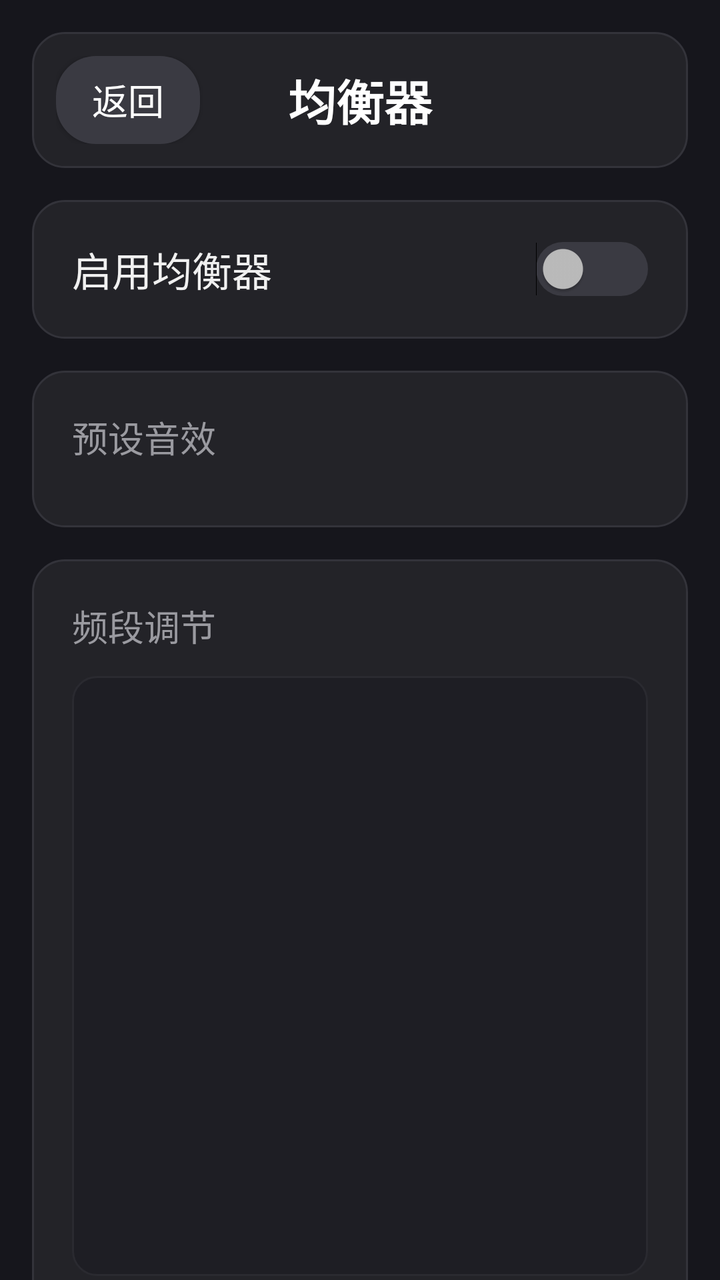
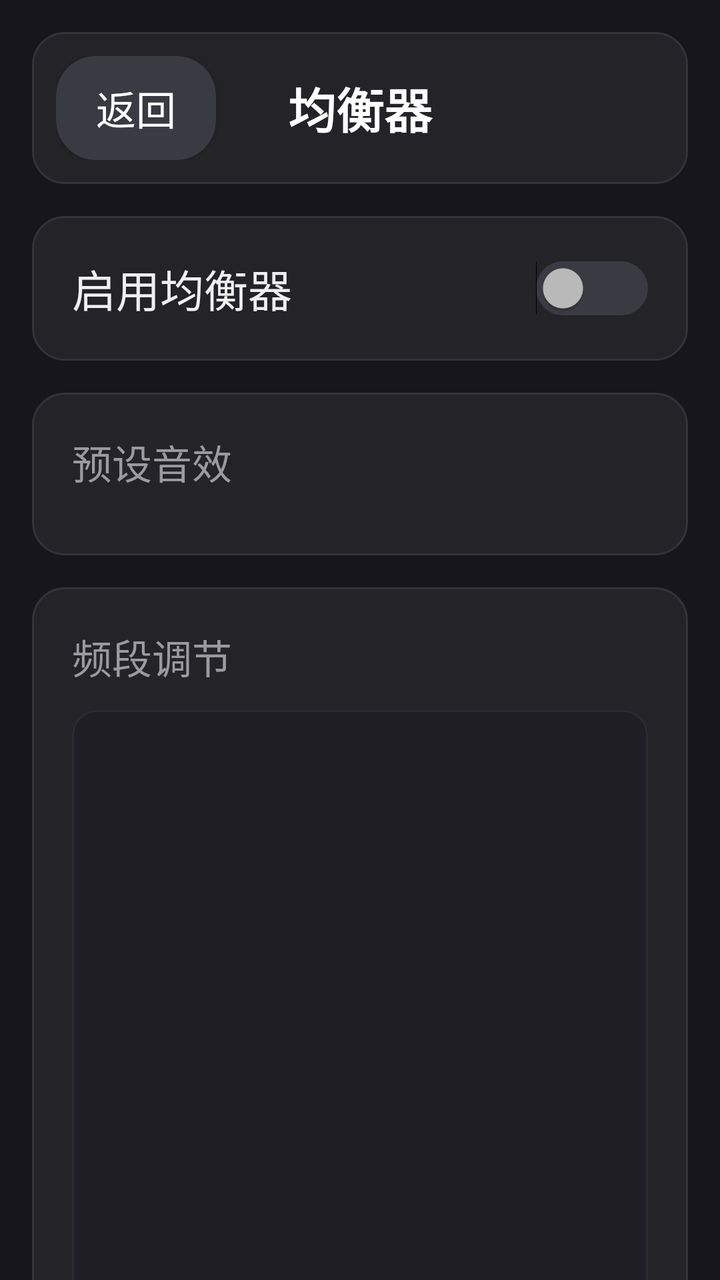

Before-and-after screenshots of an Android layout around one commit, followed by the original layout XML and the change that was made.
<!-- AndroidManifest.xml: application theme Theme.CaptivaMusic -->
<!-- res/layout/activity_equalizer.xml -->
<?xml version="1.0" encoding="utf-8"?>
<ScrollView xmlns:android="http://schemas.android.com/apk/res/android"
    android:layout_width="match_parent"
    android:layout_height="match_parent"
    android:background="@color/bg_main"
    android:fillViewport="true"
    android:scrollbars="none">

    <LinearLayout
        android:layout_width="match_parent"
        android:layout_height="wrap_content"
        android:orientation="vertical"
        android:padding="16dp">

        
        <LinearLayout
            android:layout_width="match_parent"
            android:layout_height="wrap_content"
            android:orientation="horizontal"
            android:gravity="center_vertical"
            android:padding="12dp"
            android:background="@drawable/bg_eq_card"
            android:layout_marginBottom="16dp">

            <Button
                android:id="@+id/btn_eq_back"
                android:layout_width="wrap_content"
                android:layout_height="44dp"
                android:minWidth="72dp"
                android:background="@drawable/bg_eq_btn_back"
                android:text="返回"
                android:textColor="@color/btn_text"
                android:textSize="@dimen/sub_text_size" />

            <TextView
                android:layout_width="0dp"
                android:layout_height="wrap_content"
                android:layout_weight="1"
                android:gravity="center"
                android:text="均衡器"
                android:textColor="@color/text_title"
                android:textSize="@dimen/title_text_size"
                android:textStyle="bold" />

            <View
                android:layout_width="72dp"
                android:layout_height="44dp" />
        </LinearLayout>

        
        <LinearLayout
            android:layout_width="match_parent"
            android:layout_height="wrap_content"
            android:orientation="horizontal"
            android:gravity="center_vertical"
            android:padding="20dp"
            android:background="@drawable/bg_eq_card"
            android:layout_marginBottom="16dp">

            <TextView
                android:layout_width="0dp"
                android:layout_height="wrap_content"
                android:layout_weight="1"
                android:text="启用均衡器"
                android:textColor="@color/text_primary"
                android:textSize="20sp" />

            <Switch
                android:id="@+id/sw_eq_enable"
                android:layout_width="wrap_content"
                android:layout_height="wrap_content"
                android:track="@drawable/bg_eq_switch_track"
                android:switchMinWidth="56dp" />
        </LinearLayout>

        
        <LinearLayout
            android:layout_width="match_parent"
            android:layout_height="wrap_content"
            android:orientation="vertical"
            android:padding="20dp"
            android:background="@drawable/bg_eq_card"
            android:layout_marginBottom="16dp">

            <TextView
                android:layout_width="match_parent"
                android:layout_height="wrap_content"
                android:text="预设音效"
                android:textColor="@color/text_secondary"
                android:textSize="@dimen/sub_text_size"
                android:layout_marginBottom="12dp" />

            <HorizontalScrollView
                android:layout_width="match_parent"
                android:layout_height="wrap_content"
                android:scrollbars="none">

                <LinearLayout
                    android:id="@+id/ll_presets"
                    android:layout_width="wrap_content"
                    android:layout_height="wrap_content"
                    android:orientation="horizontal" />
            </HorizontalScrollView>
        </LinearLayout>

        
        <LinearLayout
            android:layout_width="match_parent"
            android:layout_height="wrap_content"
            android:orientation="vertical"
            android:padding="20dp"
            android:background="@drawable/bg_eq_card"
            android:layout_marginBottom="16dp">

            <TextView
                android:layout_width="match_parent"
                android:layout_height="wrap_content"
                android:text="频段调节"
                android:textColor="@color/text_secondary"
                android:textSize="@dimen/sub_text_size"
                android:layout_marginBottom="12dp" />

            
            <LinearLayout
                android:id="@+id/ll_bands"
                android:layout_width="match_parent"
                android:layout_height="wrap_content"
                android:orientation="horizontal"
                android:gravity="center_vertical"
                android:background="@drawable/bg_eq_band_panel"
                android:padding="16dp"
                android:minHeight="300dp" />

            
            <LinearLayout
                android:layout_width="match_parent"
                android:layout_height="wrap_content"
                android:orientation="horizontal"
                android:layout_marginTop="8dp">

                <TextView
                    android:layout_width="0dp"
                    android:layout_height="wrap_content"
                    android:layout_weight="1"
                    android:gravity="start"
                    android:text="−"
                    android:textColor="@color/eq_freq_label"
                    android:textSize="16sp" />

                <TextView
                    android:layout_width="0dp"
                    android:layout_height="wrap_content"
                    android:layout_weight="1"
                    android:gravity="center"
                    android:text="0 dB"
                    android:textColor="@color/eq_freq_label"
                    android:textSize="14sp" />

                <TextView
                    android:layout_width="0dp"
                    android:layout_height="wrap_content"
                    android:layout_weight="1"
                    android:gravity="end"
                    android:text="+"
                    android:textColor="@color/eq_freq_label"
                    android:textSize="16sp" />
            </LinearLayout>
        </LinearLayout>

        
        <TextView
            android:id="@+id/tv_eq_hint"
            android:layout_width="match_parent"
            android:layout_height="wrap_content"
            android:layout_marginTop="4dp"
            android:gravity="center"
            android:text="设置会自动保存,播放音乐时生效"
            android:textColor="@color/eq_hint_text"
            android:textSize="@dimen/sub_text_size" />

        
        <LinearLayout
            android:layout_width="match_parent"
            android:layout_height="wrap_content"
            android:orientation="vertical"
            android:padding="20dp"
            android:background="@drawable/bg_eq_card"
            android:layout_marginTop="16dp">

            <TextView
                android:layout_width="match_parent"
                android:layout_height="wrap_content"
                android:text="自定义与歌曲绑定"
                android:textColor="@color/text_secondary"
                android:textSize="@dimen/sub_text_size"
                android:layout_marginBottom="12dp" />

            
            <Button
                android:id="@+id/btn_save_custom"
                android:layout_width="match_parent"
                android:layout_height="44dp"
                android:background="@drawable/bg_eq_btn_back"
                android:text="保存当前设置为自定义预设"
                android:textColor="@color/btn_text"
                android:textSize="@dimen/sub_text_size"
                android:layout_marginBottom="8dp" />

            
            <Button
                android:id="@+id/btn_bind_song"
                android:layout_width="match_parent"
                android:layout_height="44dp"
                android:background="@drawable/bg_eq_btn_back"
                android:text="绑定当前EQ到此歌曲"
                android:textColor="@color/btn_text"
                android:textSize="@dimen/sub_text_size" />

            
            <TextView
                android:id="@+id/tv_song_binding"
                android:layout_width="match_parent"
                android:layout_height="wrap_content"
                android:layout_marginTop="8dp"
                android:textColor="@color/eq_hint_text"
                android:textSize="@dimen/sub_text_size" />

            
            <TextView
                android:layout_width="match_parent"
                android:layout_height="wrap_content"
                android:layout_marginTop="4dp"
                android:text="提示:长按自定义预设可删除"
                android:textColor="@color/eq_hint_text"
                android:textSize="13sp" />
        </LinearLayout>

    </LinearLayout>
</ScrollView>
<!-- resources referenced by this layout -->
<resources>
  <color name="bg_main">#16161C</color>
  <color name="btn_text">#FFFFFF</color>
  <color name="eq_freq_label">#9A9AA0</color>
  <color name="eq_hint_text">#6A6A70</color>
  <color name="text_primary">#F0F0F0</color>
  <color name="text_secondary">#9A9AA0</color>
  <color name="text_title">#FFFFFF</color>
  <dimen name="sub_text_size">18sp</dimen>
  <dimen name="title_text_size">24sp</dimen>
  <!-- drawable bg_eq_band_panel (drawable) -->
  <?xml version="1.0" encoding="utf-8"?>
  <shape xmlns:android="http://schemas.android.com/apk/res/android"
      android:shape="rectangle">
      <solid android:color="#1E1E24" />
      <corners android:radius="12dp" />
      <stroke android:width="1dp" android:color="#2A2A30" />
  </shape>
  <!-- drawable bg_eq_btn_back (drawable) -->
  <?xml version="1.0" encoding="utf-8"?>
  <selector xmlns:android="http://schemas.android.com/apk/res/android">
      <item android:state_pressed="true">
          <shape android:shape="rectangle">
              <solid android:color="#55555D" />
              <corners android:radius="20dp" />
          </shape>
      </item>
      <item>
          <shape android:shape="rectangle">
              <solid android:color="#3A3A42" />
              <corners android:radius="20dp" />
          </shape>
      </item>
  </selector>
  <!-- drawable bg_eq_card (drawable) -->
  <?xml version="1.0" encoding="utf-8"?>
  <shape xmlns:android="http://schemas.android.com/apk/res/android"
      android:shape="rectangle">
      <solid android:color="#232328" />
      <corners android:radius="16dp" />
      <stroke android:width="1dp" android:color="#33333A" />
  </shape>
  <!-- drawable bg_eq_switch_track (drawable) -->
  <?xml version="1.0" encoding="utf-8"?>
  <selector xmlns:android="http://schemas.android.com/apk/res/android">
      <item android:state_checked="true">
          <shape android:shape="rectangle">
              <solid android:color="#4FC3F7" />
              <corners android:radius="22dp" />
          </shape>
      </item>
      <item>
          <shape android:shape="rectangle">
              <solid android:color="#3A3A42" />
              <corners android:radius="22dp" />
          </shape>
      </item>
  </selector>
  <style name="Theme.CaptivaMusic" parent="Theme.AppCompat.NoActionBar">
          <item name="colorPrimary">@color/accent</item>
          <item name="colorPrimaryDark">@color/bg_title_bar</item>
          <item name="colorAccent">@color/accent</item>
          <item name="android:windowBackground">@color/bg_main</item>
          <item name="android:statusBarColor">@color/bg_title_bar</item>
          <item name="android:textColorPrimary">@color/text_primary</item>
          
          <item name="android:windowAnimationStyle">@style/NoAnimation</item>
      </style>
  <color name="accent">#4FC3F7</color>
  <color name="bg_title_bar">#1E1E26</color>
  <style name="NoAnimation" parent="@android:style/Animation.Activity">
          <item name="android:activityOpenEnterAnimation">@null</item>
          <item name="android:activityOpenExitAnimation">@null</item>
          <item name="android:activityCloseEnterAnimation">@null</item>
          <item name="android:activityCloseExitAnimation">@null</item>
          <item name="android:taskOpenEnterAnimation">@null</item>
          <item name="android:taskOpenExitAnimation">@null</item>
          <item name="android:taskCloseEnterAnimation">@null</item>
          <item name="android:taskCloseExitAnimation">@null</item>
          <item name="android:taskToFrontEnterAnimation">@null</item>
          <item name="android:taskToFrontExitAnimation">@null</item>
          <item name="android:taskToBackEnterAnimation">@null</item>
          <item name="android:taskToBackExitAnimation">@null</item>
      </style>
</resources>

<!-- the commit's change to res/layout/activity_equalizer.xml (unified diff, before → after) -->
@@ -25,12 +25,12 @@
             <Button
                 android:id="@+id/btn_eq_back"
                 android:layout_width="wrap_content"
-                android:layout_height="44dp"
-                android:minWidth="72dp"
+                android:layout_height="52dp"
+                android:minWidth="80dp"
                 android:background="@drawable/bg_eq_btn_back"
                 android:text="返回"
                 android:textColor="@color/btn_text"
-                android:textSize="@dimen/sub_text_size" />
+                android:textSize="20sp" />
 
             <TextView
                 android:layout_width="0dp"
@@ -43,8 +43,8 @@
                 android:textStyle="bold" />
 
             <View
-                android:layout_width="72dp"
-                android:layout_height="44dp" />
+                android:layout_width="80dp"
+                android:layout_height="52dp" />
         </LinearLayout>
 
         
@@ -63,7 +63,7 @@
                 android:layout_weight="1"
                 android:text="启用均衡器"
                 android:textColor="@color/text_primary"
-                android:textSize="20sp" />
+                android:textSize="22sp" />
 
             <Switch
                 android:id="@+id/sw_eq_enable"
@@ -87,7 +87,7 @@
                 android:layout_height="wrap_content"
                 android:text="预设音效"
                 android:textColor="@color/text_secondary"
-                android:textSize="@dimen/sub_text_size"
+                android:textSize="20sp"
                 android:layout_marginBottom="12dp" />
 
             <HorizontalScrollView
@@ -117,7 +117,7 @@
                 android:layout_height="wrap_content"
                 android:text="频段调节"
                 android:textColor="@color/text_secondary"
-                android:textSize="@dimen/sub_text_size"
+                android:textSize="20sp"
                 android:layout_marginBottom="12dp" />
 
             
@@ -145,7 +145,7 @@
                     android:gravity="start"
                     android:text="−"
                     android:textColor="@color/eq_freq_label"
-                    android:textSize="16sp" />
+                    android:textSize="20sp" />
 
                 <TextView
                     android:layout_width="0dp"
@@ -154,7 +154,7 @@
                     android:gravity="center"
                     android:text="0 dB"
                     android:textColor="@color/eq_freq_label"
-                    android:textSize="14sp" />
+                    android:textSize="18sp" />
 
                 <TextView
                     android:layout_width="0dp"
@@ -163,7 +163,7 @@
                     android:gravity="end"
                     android:text="+"
                     android:textColor="@color/eq_freq_label"
-                    android:textSize="16sp" />
+                    android:textSize="20sp" />
             </LinearLayout>
         </LinearLayout>
 
@@ -192,29 +192,29 @@
                 android:layout_height="wrap_content"
                 android:text="自定义与歌曲绑定"
                 android:textColor="@color/text_secondary"
-                android:textSize="@dimen/sub_text_size"
+                android:textSize="20sp"
                 android:layout_marginBottom="12dp" />
 
             
             <Button
                 android:id="@+id/btn_save_custom"
                 android:layout_width="match_parent"
-                android:layout_height="44dp"
+                android:layout_height="52dp"
                 android:background="@drawable/bg_eq_btn_back"
                 android:text="保存当前设置为自定义预设"
                 android:textColor="@color/btn_text"
-                android:textSize="@dimen/sub_text_size"
+                android:textSize="20sp"
                 android:layout_marginBottom="8dp" />
 
             
             <Button
                 android:id="@+id/btn_bind_song"
                 android:layout_width="match_parent"
-                android:layout_height="44dp"
+                android:layout_height="52dp"
                 android:background="@drawable/bg_eq_btn_back"
                 android:text="绑定当前EQ到此歌曲"
                 android:textColor="@color/btn_text"
-                android:textSize="@dimen/sub_text_size" />
+                android:textSize="20sp" />
 
             
             <TextView
@@ -232,7 +232,7 @@
                 android:layout_marginTop="4dp"
                 android:text="提示:长按自定义预设可删除"
                 android:textColor="@color/eq_hint_text"
-                android:textSize="13sp" />
+                android:textSize="16sp" />
         </LinearLayout>
 
     </LinearLayout>
